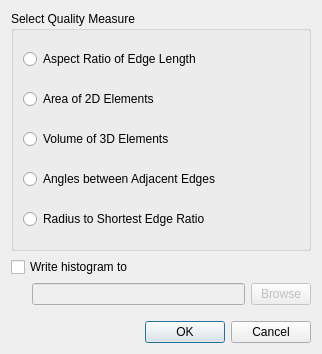
Qt form Applications/DataExplorer/DataView/MeshQualitySelection.ui (ufz/ogs) before a commit.
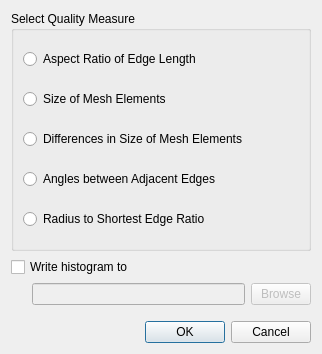
The same form after that commit.

Commit message: combined element quality criteria for area and volume into one SIZE metric

```diff
--- a/Applications/DataExplorer/DataView/MeshQualitySelection.ui
+++ b/Applications/DataExplorer/DataView/MeshQualitySelection.ui
@@ -54,7 +54,7 @@
          </size>
         </property>
         <property name="text">
-         <string>Area of 2D Elements</string>
+         <string>Size of Mesh Elements</string>
         </property>
        </widget>
       </item>
@@ -73,7 +73,7 @@
          </size>
         </property>
         <property name="text">
-         <string>Volume of 3D Elements</string>
+         <string>Differences in Size of Mesh Elements</string>
         </property>
        </widget>
       </item>
```
The commit also changes 10 other files.
